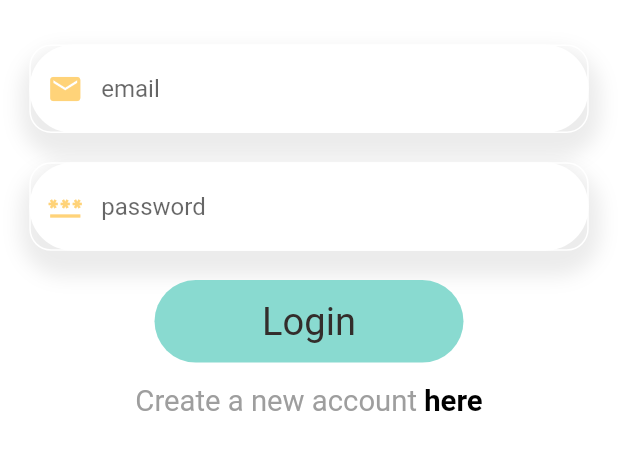
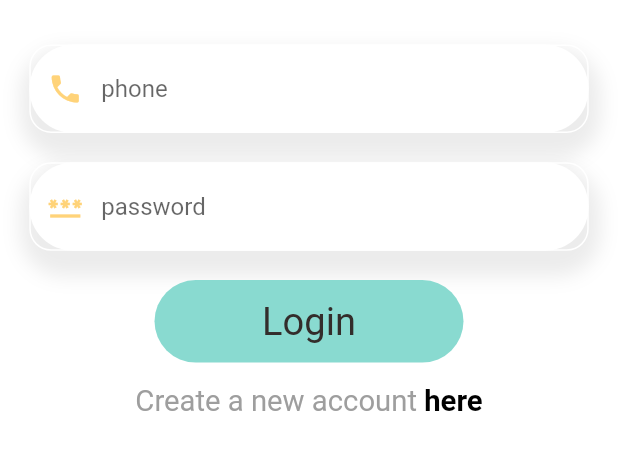
Before and after one commit to samybej/FoodDelivery-Flutter, a Flutter app: the LogInView screen opened by its route, on a phone screen of 412 x 824 dp, the part 329-799 px from its top. Run offline on Flutter 3.47's test engine with Material 2 defaults, Android fonts, the phone set to English and light mode, and no system bars; our stand-ins replace get, shared_preferences, smooth_page_indicator; accounts and stored records are empty; network calls fail.

Commit message:
fixed login phone number check,logout implementation, user info first implementation

```diff
--- a/lib/constants/home_navigation_routes.dart
+++ b/lib/constants/home_navigation_routes.dart
@@ -10,7 +10,7 @@ import 'package:flutter/material.dart';
 class NavigationRoute {
   static final List = [
     FoodPageView(),
-    LogInView(),
+    Container(child: Text('test')),
     CartHistoryView(),
     ProfileView(),
   ];
--- a/lib/controllers/auth_controller.dart
+++ b/lib/controllers/auth_controller.dart
@@ -1,5 +1,5 @@
 import 'package:delivrili/models/response.dart';
-import 'package:delivrili/models/user.dart';
+import 'package:delivrili/models/userSignUp.dart';
 import 'package:delivrili/repository/auth_repo.dart';
 import 'package:get/get.dart';
 
@@ -11,7 +11,7 @@ class AuthController extends GetxController implements GetxService {
   bool _isLoading = false;
   bool get isLoading => _isLoading;
 
-  Future<ResponseModel> registration(User user) async {
+  Future<ResponseModel> registration(UserSignUp user) async {
     _isLoading = true;
     update(); //let the UI know that the state of isLoading changed
     Response response = await authRepo.registration(user);
@@ -27,10 +27,10 @@ class AuthController extends GetxController implements GetxService {
     return responseModel;
   }
 
-  Future<ResponseModel> login(String email, String password) async {
+  Future<ResponseModel> login(String phone, String password) async {
     _isLoading = true;
     update(); //let the UI know that the state of isLoading changed
-    Response response = await authRepo.login(email, password);
+    Response response = await authRepo.login(phone, password);
     ResponseModel responseModel;
     if (response.statusCode == 200) {
       await authRepo.saveUserToken(response.body["token"]);
--- a/lib/models/user.dart
+++ b/lib/models/user.dart
@@ -1,24 +1,14 @@
-import 'package:flutter/material.dart';
+class User {
+  final int id;
+  final String name;
+  final String email;
+  final String phone;
+  final String orderCount;
 
-@immutable
-class User {
-  final String name;
-  final String phone;
-  final String email;
-  final String password;
-
-  const User(
-      {required this.name,
+  User(
+      {required this.id,
+      required this.name,
+      required this.email,
       required this.phone,
-      required this.email,
-      required this.password});
-
-  Map<String, dynamic> toJson() {
-    return {
-      "f_name": name,
-      "phone": phone,
-      "email": email,
-      "password": password,
-    };
-  }
+      required this.orderCount});
 }
--- /dev/null
+++ b/lib/models/userSignUp.dart
@@ -0,0 +1,24 @@
+import 'package:flutter/material.dart';
+
+@immutable
+class UserSignUp {
+  final String name;
+  final String phone;
+  final String email;
+  final String password;
+
+  const UserSignUp(
+      {required this.name,
+      required this.phone,
+      required this.email,
+      required this.password});
+
+  Map<String, dynamic> toJson() {
+    return {
+      "f_name": name,
+      "phone": phone,
+      "email": email,
+      "password": password,
+    };
+  }
+}
--- a/lib/repository/auth_repo.dart
+++ b/lib/repository/auth_repo.dart
@@ -3,7 +3,7 @@ import 'package:delivrili/utils/api_constants.dart';
 import 'package:get/get.dart';
 import 'package:shared_preferences/shared_preferences.dart';
 
-import '../models/user.dart';
+import '../models/userSignUp.dart';
 
 class AuthRepo {
   final ApiClient apiClient;
@@ -11,7 +11,7 @@ class AuthRepo {
 
   const AuthRepo({required this.apiClient, required this.sharedPreferences});
 
-  Future<Response> registration(User user) async {
+  Future<Response> registration(UserSignUp user) async {
     return await apiClient.postData(
         AppConstants.REGISTRATION_URI, user.toJson());
   }
@@ -24,9 +24,9 @@ class AuthRepo {
     return sharedPreferences.getString(AppConstants.TOKEN) ?? "None";
   }
 
-  Future<Response> login(String email, String password) async {
+  Future<Response> login(String phone, String password) async {
     return await apiClient.postData(
-        AppConstants.LOGIN_URI, {"email": email, "password": password});
+        AppConstants.LOGIN_URI, {"phone": phone, "password": password});
   }
 
   Future<bool> saveUserToken(String token) async {
--- a/lib/repository/cart_repo.dart
+++ b/lib/repository/cart_repo.dart
@@ -115,6 +115,7 @@ class CartRepo extends GetxService {
 
   void clearCartHistory() {
     removeCart();
+    cartHistory = [];
     sharedPreferences.remove(AppConstants.CART_HISTORY_LIST);
   }
 }
--- a/lib/service/api_client.dart
+++ b/lib/service/api_client.dart
@@ -17,11 +17,9 @@ class ApiClient extends GetConnect implements GetxService {
     };
   }
 
-  Future<Response> getData(
-    String uri,
-  ) async {
+  Future<Response> getData(String uri, {Map<String, String>? headers}) async {
     try {
-      Response response = await get(uri);
+      Response response = await get(uri, headers: headers ?? _mainHeaders);
       return response;
     } catch (e) {
       return Response(statusCode: 1, statusText: e.toString());
--- a/lib/user/login_view.dart
+++ b/lib/user/login_view.dart
@@ -9,7 +9,7 @@ import 'package:flutter/material.dart';
 import 'package:get/get.dart';
 
 import '../controllers/auth_controller.dart';
-import '../models/user.dart';
+import '../models/userSignUp.dart';
 import '../widgets/custom_snackbar.dart';
 
 class LogInView extends StatelessWidget {
@@ -17,23 +17,21 @@ class LogInView extends StatelessWidget {
 
   @override
   Widget build(BuildContext context) {
-    final emailController = TextEditingController();
+    final phoneController = TextEditingController();
     final passwordController = TextEditingController();
 
     void login(AuthController authController) {
-      String email = emailController.text.trim();
+      String phone = phoneController.text.trim();
       String password = passwordController.text.trim();
 
-      if (email.isEmpty) {
+      if (phone.isEmpty) {
         showCustomSnackBar("email address is required");
-      } else if (GetUtils.isEmail(email) == false) {
-        showCustomSnackBar("Please type a valid email address");
       } else if (password.isEmpty) {
         showCustomSnackBar("password is required");
       } else if (password.length < 6) {
         showCustomSnackBar("password must include at least 6 characters");
       } else {
-        authController.login(email, password).then((responseModel) {
+        authController.login(phone, password).then((responseModel) {
           if (responseModel.isSuccessful) {
             Get.toNamed(Routes.getCartPage());
           } else {
@@ -66,9 +64,9 @@ class LogInView extends StatelessWidget {
                           ),
                         ),
                         ReusableTextField(
-                          controller: emailController,
-                          hintText: 'email',
-                          icon: Icons.email,
+                          controller: phoneController,
+                          hintText: 'phone',
+                          icon: Icons.phone,
                         ),
                         SizedBox(height: Dimensions.height20),
                         ReusableTextField(
--- a/lib/user/sign_up_view.dart
+++ b/lib/user/sign_up_view.dart
@@ -1,5 +1,5 @@
 import 'package:delivrili/controllers/auth_controller.dart';
-import 'package:delivrili/models/user.dart';
+import 'package:delivrili/models/userSignUp.dart';
 import 'package:delivrili/utils/dimensions.dart';
 import 'package:delivrili/utils/theme_colors.dart';
 import 'package:delivrili/widgets/custom_snackbar.dart';
@@ -39,8 +39,8 @@ class SignUpView extends StatelessWidget {
       } else if (password.length < 6) {
         showCustomSnackBar("password must include at least 6 characters");
       } else {
-        User user =
-            User(name: name, phone: phone, email: email, password: password);
+        UserSignUp user = UserSignUp(
+            name: name, phone: phone, email: email, password: password);
         authController.registration(user).then((responseModel) {
           if (responseModel.isSuccessful) {
             print("successfull registration");
--- a/lib/utils/api_constants.dart
+++ b/lib/utils/api_constants.dart
@@ -8,6 +8,7 @@ class AppConstants {
   static const String HEALTHY_DRINKS_URI = "/api/v1/products/drinks";
   static const String REGISTRATION_URI = "/api/v1/auth/register";
   static const String LOGIN_URI = "/api/v1/auth/login";
+  static const String USER_INFO = "api/v1/customer/info";
   //img
   static const String UPLOAD_IMG_URL = "/uploads/";
 
```
Also changed, not shown: lib/controllers/user_controller.dart (added, +39 -0 lines), lib/repository/user_repo.dart (added, +12 -0 lines), lib/user/profile_view.dart (+36 -7 lines).
